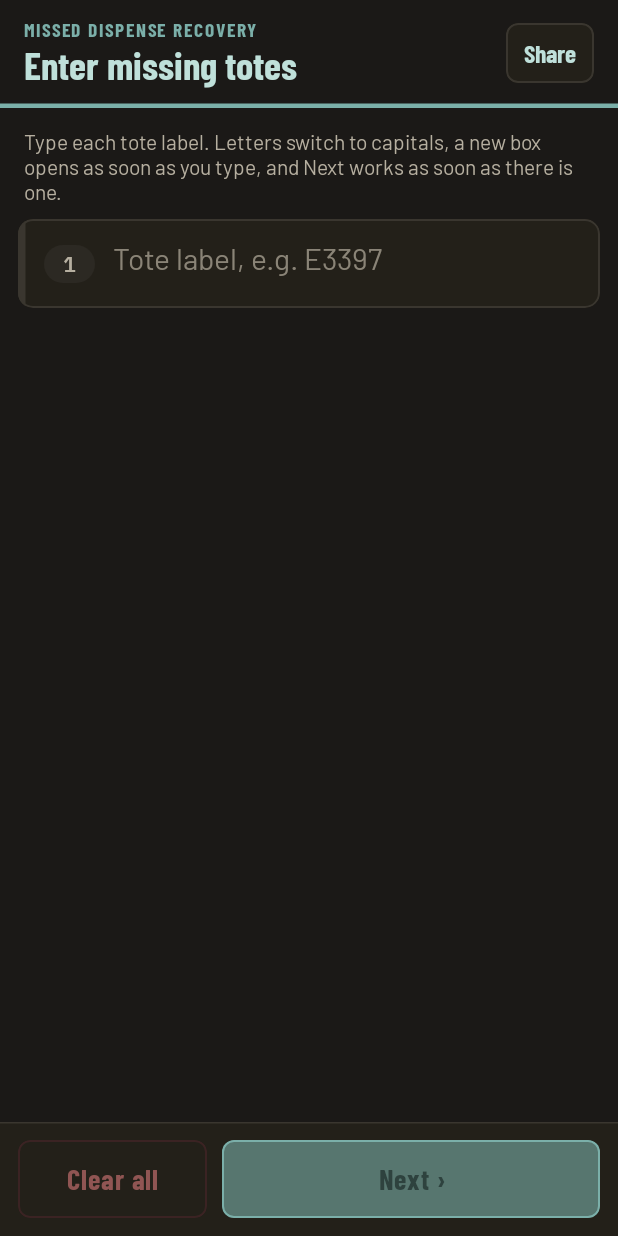
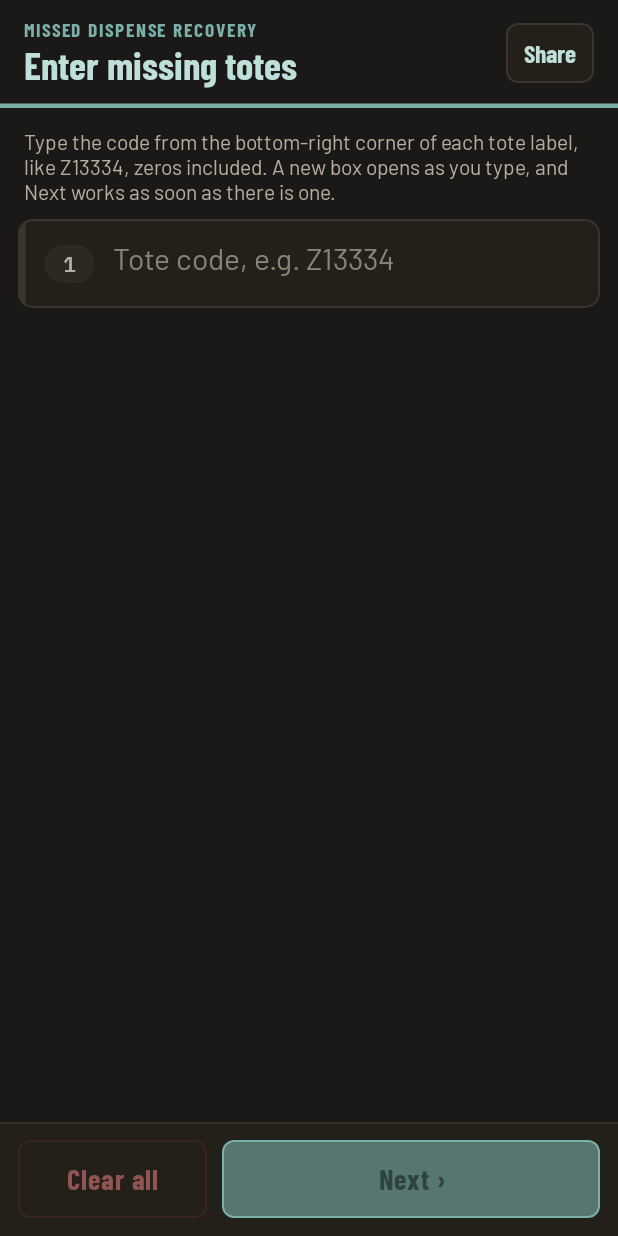
Before and after one commit to Hellreaver/Barcode-Pages, an Android app built with Jetpack Compose: the screen it shows after launch (MainActivity), on a phone screen of 412 x 824 dp. Run offline under Robolectric (Android 15) with nearby library versions, the phone set to English and light mode, and no system bars.

Commit message:
Show where to find the tote code and use Z13334 as the example
Co-Authored-By: Claude Opus 5.5 <noreply@anthropic.com>
Claude-Session: https://claude.ai/code/session_01KrrYuemYLnBKnDgd9TZ9pB

```diff
--- a/app/src/main/java/com/hellreaver/barcodepages/Barcode.kt
+++ b/app/src/main/java/com/hellreaver/barcodepages/Barcode.kt
@@ -5,7 +5,7 @@ import com.google.zxing.oned.Code128Writer
 
 /**
  * Code 128 encoding and pixel layout. Code 128 carries upper and lower case letters and
- * digits, so a label such as "e22560" scans back as exactly "e22560".
+ * digits, so a tote code such as "Z13334" scans back as exactly "Z13334".
  */
 object Barcode {
     /** Blank modules kept on each side. The Code 128 spec asks for at least 10. */
--- a/app/src/main/java/com/hellreaver/barcodepages/EntryScreen.kt
+++ b/app/src/main/java/com/hellreaver/barcodepages/EntryScreen.kt
@@ -106,8 +106,8 @@ fun EntryScreen(store: ToteStore, updateAvailable: Boolean = false, autoFocus: B
             verticalArrangement = Arrangement.spacedBy(8.dp),
         ) {
             Text(
-                "Type each tote label. Letters switch to capitals, a new box opens as soon as you type, " +
-                    "and Next works as soon as there is one.",
+                "Type the code from the bottom-right corner of each tote label, like Z13334, " +
+                    "zeros included. A new box opens as you type, and Next works as soon as there is one.",
                 modifier = Modifier.padding(horizontal = 4.dp, vertical = 2.dp),
                 style = TextStyle(fontFamily = Lemon.body, fontSize = 14.sp, color = Lemon.muted),
             )
@@ -217,7 +217,7 @@ private fun ToteRow(
             Box(Modifier.weight(1f).padding(vertical = 8.dp)) {
                 if (!filled) {
                     Text(
-                        if (isLast && number == 1) "Tote label, e.g. E3397" else "Next tote",
+                        if (isLast && number == 1) "Tote code, e.g. Z13334" else "Next tote",
                         style = TextStyle(fontFamily = Lemon.body, fontSize = 20.sp, color = Lemon.muted.copy(alpha = 0.7f)),
                     )
                 }
```
Also changed, not shown: 5 other files.
